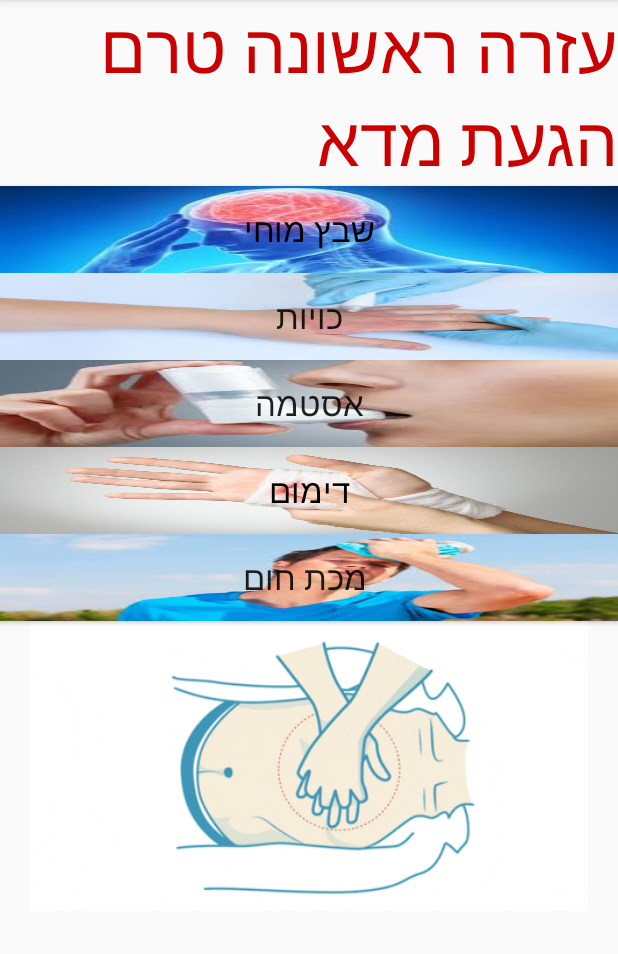
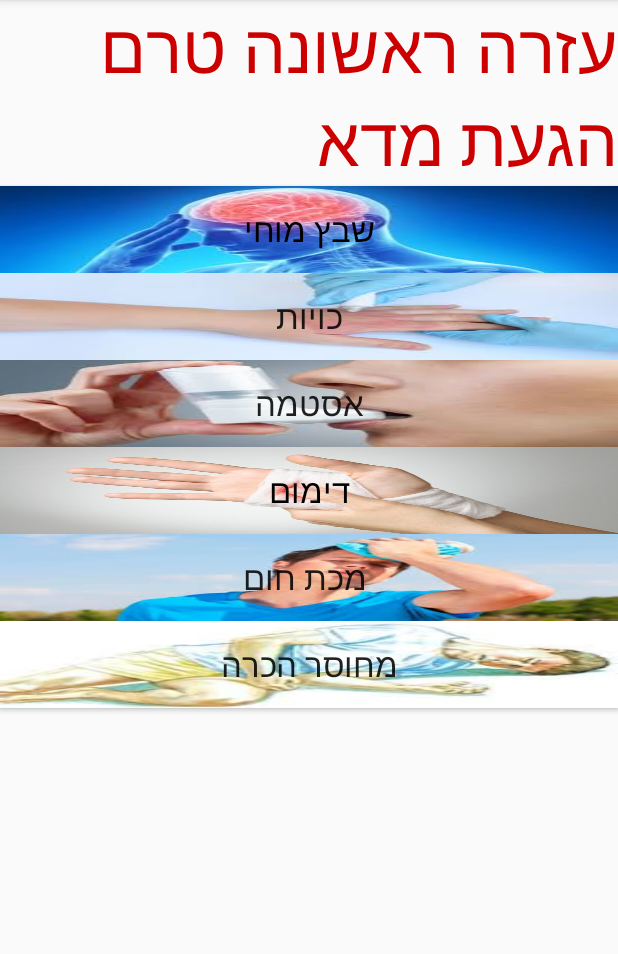
Before and after one commit to shacked23/Myproject, an Android app: the First_Aid screen opened directly, with no data from a screen before it, on a phone screen of 412 x 824 dp, the part 84-1038 px from its top. Run offline under Robolectric (Android 15) with nearby library versions, the phone set to English and light mode, and no system bars.

Commit message:
הוספת כפתור ותמונה

```diff
--- a/app/src/main/AndroidManifest.xml
+++ b/app/src/main/AndroidManifest.xml
@@ -33,8 +33,8 @@
         android:roundIcon="@mipmap/ic_launcher_round"
         android:supportsRtl="true"
         android:theme="@style/AppTheme">
-        <activity android:name=".Heat_Stoke_Activity"></activity>
-
+        <activity android:name=".ResuscitationActivity"></activity>
+        <activity android:name=".Heat_Stoke_Activity" />
         <activity android:name=".BleedActivity" />
         <!--
                Set to true if your app is Standalone, that is, it does not require the handheld
@@ -77,8 +77,6 @@
                 <category android:name="android.intent.category.LAUNCHER" />
             </intent-filter>
         </activity>
-
-
     </application>
 
 </manifest>
--- a/app/src/main/res/layout/activity_first__aid.xml
+++ b/app/src/main/res/layout/activity_first__aid.xml
@@ -63,11 +63,14 @@
             android:text=" מכת חום"
             android:textAppearance="@style/TextAppearance.AppCompat.Large" />
 
-        <pl.droidsonroids.gif.GifImageView
-            android:id="@+id/imageView4"
+        <Button
+            android:id="@+id/resucitation"
             android:layout_width="match_parent"
-            android:layout_height="193dp"
-            android:src="@drawable/giphy" />
+            android:layout_height="58dp"
+            android:background="@drawable/unconscious"
+            android:text="מחוסר הכרה"
+            android:textAppearance="@style/TextAppearance.AppCompat.Large"
+            android:textDirection="firstStrongRtl" />
 
     </LinearLayout>
 </androidx.constraintlayout.widget.ConstraintLayout>
```
Also changed, not shown: app/src/main/java/com/example/myproject/ResuscitationActivity.java (added, +14 -0 lines), app/src/main/res/layout/activity_resuscitation.xml (added, +9 -0 lines), app/src/main/res/drawable/unconscious.jpg (added).
